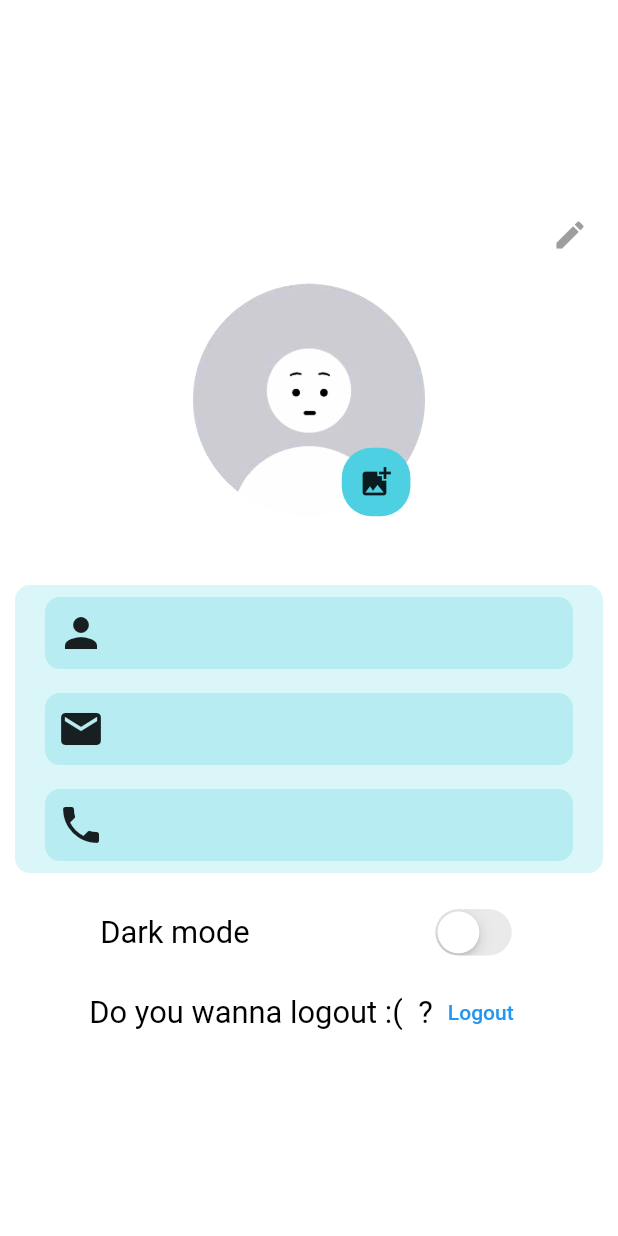
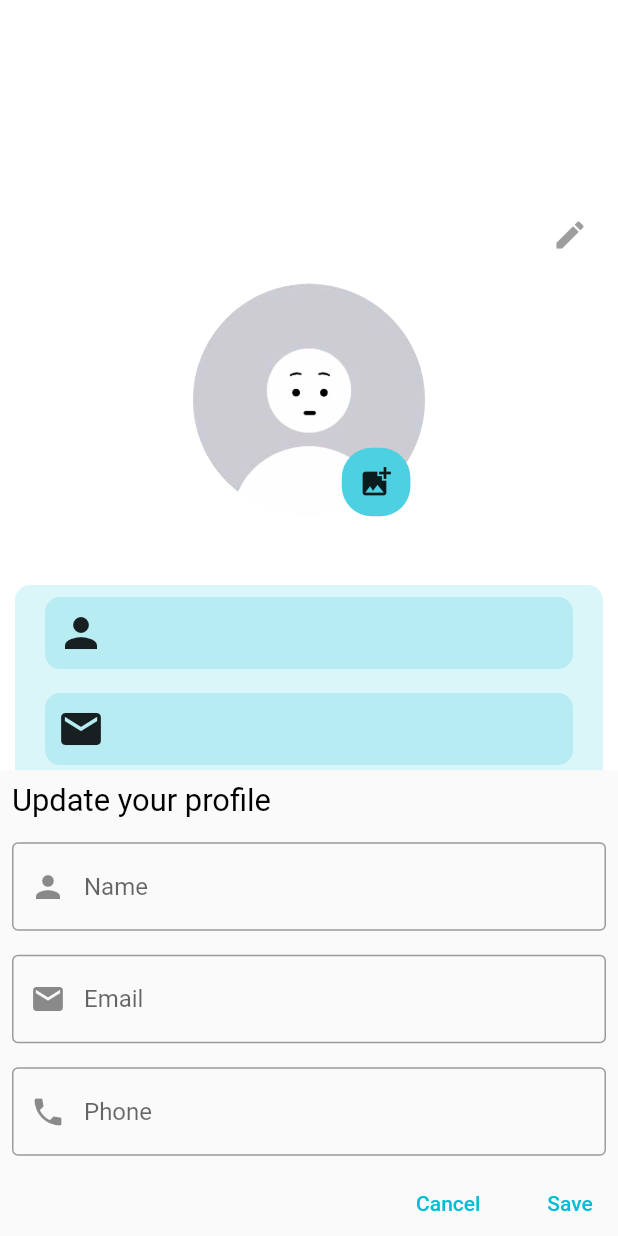
Before and after one commit to Ahmed-Hemdan/shop_app, a Flutter app: the ProfileScreen screen opened directly, after a tap on the "edit" icon, on a phone screen of 412 x 824 dp. Run offline on Flutter 3.47's test engine with Material 2 defaults, Android fonts, the phone set to English and light mode, and no system bars; our stand-ins replace carousel_slider, dio, flutter_bloc, flutter_screenutil, fluttertoast, shared_preferences and 1 more; accounts and stored records are empty; network calls fail.

Commit message:
add bottomsheet

```diff
--- a/lib/Components/Components.dart
+++ b/lib/Components/Components.dart
@@ -296,7 +296,11 @@ Widget favoritsListItem(FavoritsModel model, int index, context) => Padding(
       ),
     );
 
-Widget profileItem(IconData icon, String text, ) => Padding(
+Widget profileItem(
+  IconData icon,
+  String text,
+) =>
+    Padding(
       padding: const EdgeInsets.all(8.0),
       child: Container(
         decoration: BoxDecoration(
@@ -322,15 +326,21 @@ Widget profileItem(IconData icon, String text, ) => Padding(
                   maxLines: 1,
                 ),
               ),
-
             ],
           ),
         ),
       ),
     );
-
-Widget bottomSheetItem({required context, required String text ,required TextEditingController controller, required String? Function(String?) validate , required  TextInputType type}) => Container(
-      height: 150.h,
+RegExp emailReg = RegExp(r"^[a-zA-Z0-9.a-zA-Z0-9.!#$%&'*+-/=?^_`{|}~]+@[a-zA-Z0-9]+\.[a-zA-Z]+");
+RegExp phoneReg = RegExp(r'^(?:[+0]9)?[0-9]{10}$');
+Widget bottomSheetItem({
+  required context,
+  required TextEditingController nameController,
+  required TextEditingController emailController,
+  required TextEditingController phoneController,
+}) =>
+    Container(
+      height: 260.h,
       width: double.infinity,
       decoration: BoxDecoration(
         color: Theme.of(context).bottomSheetTheme.backgroundColor,
@@ -340,18 +350,60 @@ Widget bottomSheetItem({required context, required String text ,required TextEdi
         mainAxisAlignment: MainAxisAlignment.center,
         crossAxisAlignment: CrossAxisAlignment.start,
         children: [
-           Padding(
-            padding: const EdgeInsets.all(8.0),
-            child: Text("Enter your $text"),
+          const Padding(
+            padding: EdgeInsets.all(8.0),
+            child: Text("Update your profile "),
           ),
           Padding(
             padding: const EdgeInsets.all(8.0),
             child: defaultTextFormField(
-              controller: controller,
-              type: type,
+              controller: nameController,
+              type: TextInputType.name,
               icon: const Icon(Icons.person),
-              hint: text,
-              validate: validate,
+              hint: "Name",
+              validate: (value) {
+                if (value!.isEmpty) {
+                  return "Name can't be empty";
+                } else {
+                  return null;
+                }
+              },
+            ),
+          ),
+          Padding(
+            padding: const EdgeInsets.all(8.0),
+            child: defaultTextFormField(
+              controller: emailController,
+              type: TextInputType.emailAddress,
+              icon: const Icon(Icons.email),
+              hint: "Email",
+              validate: (value) {
+                if (value!.isEmpty) {
+                  return 'Email cant be impty';
+                } else if (emailReg.hasMatch(value)) {
+                  return null;
+                } else {
+                  return "enter a vaild email";
+                }
+              },
+            ),
+          ),
+          Padding(
+            padding: const EdgeInsets.all(8.0),
+            child: defaultTextFormField(
+              controller: phoneController,
+              type: TextInputType.phone,
+              icon: const Icon(Icons.phone),
+              hint: "Phone",
+              validate: (value) {
+                if (value!.isEmpty) {
+                  return "please enter your phone";
+                } else if (phoneReg.hasMatch(value)) {
+                  return null;
+                } else {
+                  return "enter a vaild phone number";
+                }
+              },
             ),
           ),
           Row(
--- a/lib/Screens/Proflie/ProfileScreen.dart
+++ b/lib/Screens/Proflie/ProfileScreen.dart
@@ -21,8 +21,7 @@ class _ProfileScreenState extends State<ProfileScreen> {
   TextEditingController emailController = TextEditingController();
   TextEditingController phoneController = TextEditingController();
   final _formKey = GlobalKey<FormState>();
-  RegExp emailReg = RegExp(r"^[a-zA-Z0-9.a-zA-Z0-9.!#$%&'*+-/=?^_`{|}~]+@[a-zA-Z0-9]+\.[a-zA-Z]+");
-  RegExp phoneReg = RegExp(r'^(?:[+0]9)?[0-9]{10}$');
+
   @override
   void dispose() {
     nameController.dispose();
@@ -46,7 +45,22 @@ class _ProfileScreenState extends State<ProfileScreen> {
                 children: [
                   const Spacer(),
                   IconButton(
-                    onPressed: () {},
+                    onPressed: () {
+                      _scaffoldKey.currentState!.showBottomSheet(
+                        (context) => Container(
+                          decoration: BoxDecoration(
+                            borderRadius: BorderRadius.circular(10),
+                            color: Theme.of(context).bottomSheetTheme.backgroundColor,
+                          ),
+                          child: bottomSheetItem(
+                            context: context,
+                            emailController: emailController,
+                            nameController: nameController,
+                            phoneController: phoneController,
+                          ),
+                        ),
+                      );
+                    },
                     icon: const Icon(
                       Icons.edit,
                       color: Colors.grey,
```
